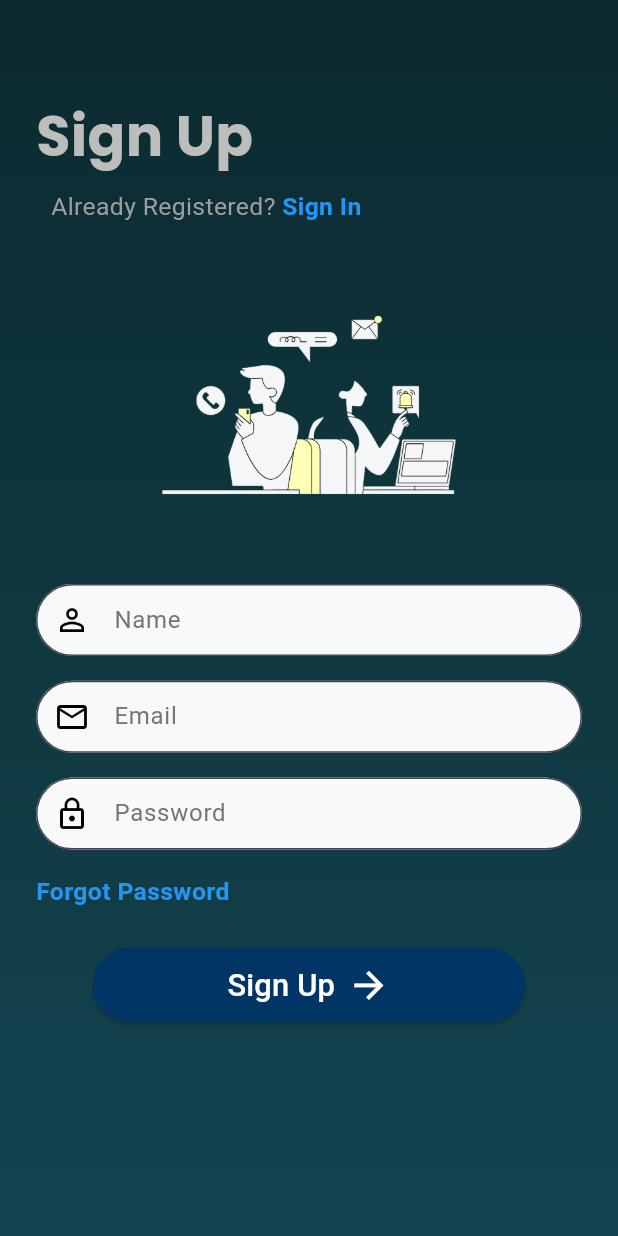
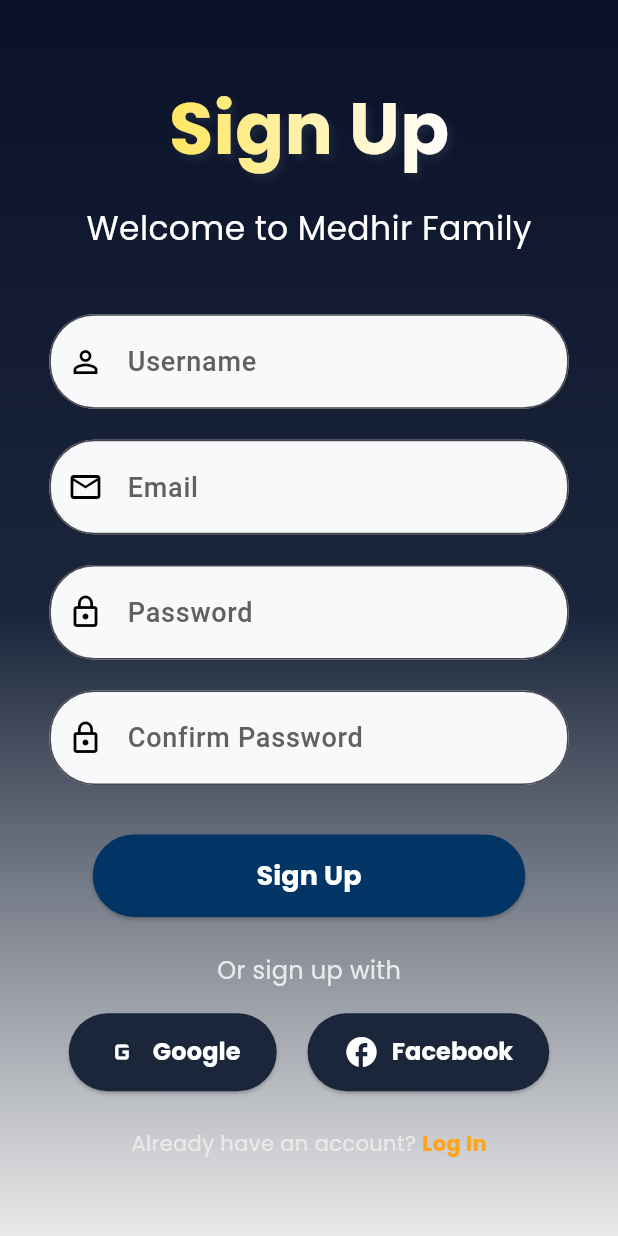
Before and after one commit to sinsau182/Medhir, a Flutter app: the SignUpScreen screen opened directly, on a phone screen of 412 x 824 dp. Run offline on Flutter 3.47's test engine with Material 3 defaults, Android fonts, the phone set to English and light mode, and no system bars; our stand-ins replace shared_preferences; accounts and stored records are empty.

Commit message:
changed the colour of background and removed photo

```diff
--- /dev/null
+++ b/devtools_options.yaml
@@ -0,0 +1,3 @@
+description: This file stores settings for Dart & Flutter DevTools.
+documentation: https://docs.flutter.dev/tools/devtools/extensions#configure-extension-enablement-states
+extensions:
--- a/lib/Screens/SignUp.dart
+++ b/lib/Screens/SignUp.dart
@@ -11,20 +11,27 @@ class SignUpScreen extends StatefulWidget {
 class _SignUpScreenState extends State<SignUpScreen> {
   final _formKey = GlobalKey<FormState>();
 
-  final TextEditingController _nameController = TextEditingController();
+  final TextEditingController _usernameController = TextEditingController();
   final TextEditingController _emailController = TextEditingController();
   final TextEditingController _passwordController = TextEditingController();
+  final TextEditingController _confirmPasswordController = TextEditingController();
 
   final String _registerUrl = 'http://13.201.224.161:5000/register';
 
   void _submitForm() {
     if (_formKey.currentState!.validate()) {
+      if (_passwordController.text == _confirmPasswordController.text) {
         _registerUser();
+      } else {
+        ScaffoldMessenger.of(context).showSnackBar(
+          SnackBar(content: Text('Passwords do not match')),
+        );
+      }
     }
   }
 
   Future<void> _registerUser() async {
-    final String name = _nameController.text;
+    final String username = _usernameController.text;
     final String email = _emailController.text;
     final String password = _passwordController.text;
 
@@ -33,7 +40,7 @@ class _SignUpScreenState extends State<SignUpScreen> {
         Uri.parse(_registerUrl),
         headers: {'Content-Type': 'application/json'},
         body: json.encode({
-          'name': name,
+          'username': username,
           'email': email,
           'password': password,
         }),
@@ -65,46 +72,169 @@ class _SignUpScreenState extends State<SignUpScreen> {
     double screenHeight = MediaQuery.of(context).size.height;
     double screenWidth = MediaQuery.of(context).size.width;
 
+    final lightGradient = LinearGradient(
+      begin: Alignment.topCenter,
+      end: Alignment.bottomCenter,
+      colors: [Color(0xFF0A1128), Color(0xFF1B263B), Color(0xFFEAEAEA)],
+    );
+
     return Scaffold(
       resizeToAvoidBottomInset: true,
       body: Stack(
         children: [
-          // Gradient Background
+          // Background Gradient
           Container(
             width: double.infinity,
             height: screenHeight,
             decoration: BoxDecoration(
-              gradient: LinearGradient(
-                colors: [Color(0xFF0B2A2F), Color(0xFF14444F)],
-                begin: Alignment.topCenter,
-                end: Alignment.bottomCenter,
+              gradient: lightGradient,
             ),
           ),
+          Center(
             child: SingleChildScrollView(
-              padding: const EdgeInsets.all(24.0),
+              padding: EdgeInsets.symmetric(horizontal: screenWidth * 0.08),
+              child: Form(
+                key: _formKey,
                 child: Column(
-                crossAxisAlignment: CrossAxisAlignment.start,
+                  mainAxisAlignment: MainAxisAlignment.center,
+                  crossAxisAlignment: CrossAxisAlignment.center,
                   children: [
-                  SizedBox(height: screenHeight * 0.05),
+                    // "Sign Up" Heading
                     Text(
                       'Sign Up',
                       style: TextStyle(
                         fontFamily: 'Poppins',
-                      fontSize: screenWidth * 0.09,
+                        fontSize: 48,
                         fontWeight: FontWeight.bold,
-                      color: Colors.grey[400],
+                        foreground: Paint()
+                          ..shader = LinearGradient(
+                            colors: [
+                              Color(0xFFFFD700), // Gold
+                              Color(0xFFFFFFFF), // White
+                            ],
+                          ).createShader(Rect.fromLTWH(0, 0, 300, 100)),
+                        shadows: [
+                          Shadow(
+                            offset: Offset(3, 3),
+                            blurRadius: 6.0,
+                            color: Color(0xFF1B263B),
+                          ),
+                        ],
                       ),
                     ),
-                  SizedBox(height: screenHeight * 0.01),
-                  Padding(
-                    padding: const EdgeInsets.only(left: 10.0),
-                    child: Row(
+                    SizedBox(height: screenHeight * 0.02),
+
+                    // Subtitle
+                    Text(
+                      'Welcome to Medhir Family',
+                      style: TextStyle(
+                        fontFamily: 'Poppins',
+                        fontSize: 22,
+                        color: Colors.white,
+                      ),
+                    ),
+                    SizedBox(height: screenHeight * 0.05),
+
+                    // Input Fields
+                    _buildInputField(
+                      controller: _usernameController,
+                      hintText: 'Username',
+                      icon: Icons.person_outline,
+                    ),
+                    SizedBox(height: screenHeight * 0.025),
+                    _buildInputField(
+                      controller: _emailController,
+                      hintText: 'Email',
+                      icon: Icons.email_outlined,
+                      keyboardType: TextInputType.emailAddress,
+                    ),
+                    SizedBox(height: screenHeight * 0.025),
+                    _buildInputField(
+                      controller: _passwordController,
+                      hintText: 'Password',
+                      icon: Icons.lock_outline,
+                      obscureText: true,
+                    ),
+                    SizedBox(height: screenHeight * 0.025),
+                    _buildInputField(
+                      controller: _confirmPasswordController,
+                      hintText: 'Confirm Password',
+                      icon: Icons.lock_outline,
+                      obscureText: true,
+                    ),
+                    SizedBox(height: screenHeight * 0.04),
+
+                    // Sign Up Button
+                    SizedBox(
+                      width: screenWidth * 0.7,
+                      child: ElevatedButton(
+                        onPressed: _submitForm,
+                        style: ButtonStyle(
+                          backgroundColor: MaterialStateProperty.all(Color(0xFF003566)),
+                          foregroundColor: MaterialStateProperty.all(Colors.white),
+                          minimumSize: MaterialStateProperty.all(Size(double.infinity, 55)),
+                          shape: MaterialStateProperty.all(
+                            RoundedRectangleBorder(
+                              borderRadius: BorderRadius.circular(30.0),
+                            ),
+                          ),
+                        ),
+                        child: Text(
+                          'Sign Up',
+                          style: TextStyle(
+                            fontSize: 18,
+                            fontWeight: FontWeight.bold,
+                            fontFamily: 'Poppins',
+                          ),
+                        ),
+                      ),
+                    ),
+                    SizedBox(height: screenHeight * 0.03),
+
+                    // Or Sign Up With
+                    Text(
+                      'Or sign up with',
+                      style: TextStyle(
+                        fontFamily: 'Poppins',
+                        fontSize: 16,
+                        color: Color(0xFFEAEAEA),
+                      ),
+                    ),
+                    SizedBox(height: screenHeight * 0.02),
+
+                    // Social Login Buttons
+                    Row(
+                      mainAxisAlignment: MainAxisAlignment.center,
+                      children: [
+                        _socialLoginButton(
+                          label: 'Google',
+                          icon: Icons.g_mobiledata,
+                          onPressed: () {
+                            // Add Google sign-up logic
+                          },
+                        ),
+                        SizedBox(width: screenWidth * 0.05),
+                        _socialLoginButton(
+                          label: 'Facebook',
+                          icon: Icons.facebook,
+                          onPressed: () {
+                            // Add Facebook sign-up logic
+                          },
+                        ),
+                      ],
+                    ),
+                    SizedBox(height: screenHeight * 0.03),
+
+                    // Already have an account
+                    Row(
+                      mainAxisAlignment: MainAxisAlignment.center,
                       children: [
                         Text(
-                          'Already Registered? ',
+                          'Already have an account? ',
                           style: TextStyle(
-                            color: Colors.grey,
-                            fontSize: screenWidth * 0.04,
+                            fontSize: 14,
+                            color: Color(0xFFEAEAEA),
+                            fontFamily: 'Poppins',
                           ),
                         ),
                         GestureDetector(
@@ -115,102 +245,19 @@ class _SignUpScreenState extends State<SignUpScreen> {
                             );
                           },
                           child: Text(
-                            'Sign In',
+                            'Log In',
                             style: TextStyle(
-                              color: Colors.blue,
+                              fontSize: 14,
+                              color: Color(0xFFFEA41D), // New Yellow
                               fontWeight: FontWeight.bold,
-                              fontSize: screenWidth * 0.04,
+                              fontFamily: 'Poppins',
                             ),
                           ),
                         ),
                       ],
                     ),
-                  ),
-                  SizedBox(height: screenHeight * 0.02),
-                  Center(
-                    child: Image.asset(
-                      'assets/illustration2.png',
-                      width: screenWidth * 0.7,
-                      height: screenHeight * 0.25,
-                    ),
-                  ),
-                  SizedBox(height: screenHeight * 0.02),
-                  Form(
-                    key: _formKey,
-                    child: Column(
-                      children: [
-                        _buildInputField(
-                          controller: _nameController,
-                          hintText: 'Name',
-                          icon: Icons.person_outline,
-                        ),
-                        SizedBox(height: screenHeight * 0.02),
-                        _buildInputField(
-                          controller: _emailController,
-                          hintText: 'Email',
-                          icon: Icons.email_outlined,
-                          keyboardType: TextInputType.emailAddress,
-                        ),
-                        SizedBox(height: screenHeight * 0.02),
-                        _buildInputField(
-                          controller: _passwordController,
-                          hintText: 'Password',
-                          icon: Icons.lock_outline,
-                          obscureText: true,
-                        ),
-                        SizedBox(height: screenHeight * 0.02),
-                        Align(
-                          alignment: Alignment.centerLeft,
-                          child: Text(
-                            "Forgot Password",
-                            style: TextStyle(
-                              color: Colors.blue,
-                              fontWeight: FontWeight.bold,
-                              fontSize: screenWidth * 0.04,
-                            ),
-                          ),
-                        ),
-                        SizedBox(height: screenHeight * 0.03),
-                        SizedBox(
-                          width: screenWidth * 0.7,
-                          child: ElevatedButton(
-                            onPressed: _submitForm,
-                            style: ButtonStyle(
-                              backgroundColor: MaterialStateProperty.all(
-                                Color(0xFF003566),
-                              ),
-                              foregroundColor: MaterialStateProperty.all(Colors.white),
-                              minimumSize: MaterialStateProperty.all(Size(double.infinity, 50)),
-                              shape: MaterialStateProperty.all(
-                                RoundedRectangleBorder(
-                                  borderRadius: BorderRadius.circular(30.0),
-                                ),
-                              ),
-                            ),
-                            child: Row(
-                              mainAxisAlignment: MainAxisAlignment.center,
-                              children: [
-                                Text(
-                                  'Sign Up',
-                                  style: TextStyle(
-                                    fontSize: screenWidth * 0.05,
-                                    color: Colors.white,
-                                  ),
-                                ),
-                                SizedBox(width: screenWidth * 0.02),
-                                Icon(
-                                  Icons.arrow_forward,
-                                  size: screenWidth * 0.07,
-                                  color: Colors.white,
-                                ),
                   ],
                 ),
-                          ),
-                        ),
-                      ],
-                    ),
-                  ),
-                ],
               ),
             ),
           ),
@@ -234,12 +281,17 @@ class _SignUpScreenState extends State<SignUpScreen> {
         filled: true,
         fillColor: Color(0xFFF8F9FA),
         hintText: hintText,
-        hintStyle: TextStyle(color: Colors.grey[600]),
+        hintStyle: TextStyle(
+          fontSize: 18,
+          fontWeight: FontWeight.w500,
+          color: Colors.grey[700],
+        ),
         prefixIcon: Icon(icon, color: Colors.black),
         border: OutlineInputBorder(
           borderRadius: BorderRadius.circular(30.0),
+          borderSide: BorderSide(color: Color(0xFF003566), width: 2),
         ),
-        contentPadding: EdgeInsets.symmetric(vertical: 12.0, horizontal: 16.0),
+        contentPadding: EdgeInsets.symmetric(vertical: 18.0, horizontal: 16.0),
       ),
       style: TextStyle(fontSize: 16, color: Colors.black),
       validator: (value) {
@@ -250,4 +302,31 @@ class _SignUpScreenState extends State<SignUpScreen> {
       },
     );
   }
+
+  Widget _socialLoginButton({
+    required String label,
+    required IconData icon,
+    required VoidCallback onPressed,
+  }) {
+    return ElevatedButton.icon(
+      onPressed: onPressed,
+      icon: Icon(icon, size: 24, color: Colors.white),
+      label: Text(
+        label,
+        style: TextStyle(
+          fontSize: 16,
+          fontWeight: FontWeight.bold,
+          fontFamily: 'Poppins',
+          color: Colors.white,
+        ),
+      ),
+      style: ElevatedButton.styleFrom(
+        backgroundColor: Color(0xFF1B263B),
+        padding: EdgeInsets.symmetric(vertical: 14.0, horizontal: 24.0),
+        shape: RoundedRectangleBorder(
+          borderRadius: BorderRadius.circular(30.0),
+        ),
+      ),
+    );
   }
+}
--- a/pubspec.yaml
+++ b/pubspec.yaml
@@ -103,6 +103,10 @@ flutter:
         - asset: fonts/Merriweather-Bold.ttf
           weight: 700
 
+#    - family: Sagona Book
+#      fonts:
+#        - asset: assets/fonts/SagonaBook.ttf
+
 
   # For details regarding fonts from package dependencies,
   # see https://flutter.dev/to/font-from-package
```
Also changed, not shown: lib/Screens/Home.dart (+55 -75 lines), lib/Screens/Login.dart (+169 -124 lines), 2 other files. Lines whose indentation alone changed are shown as unchanged.
